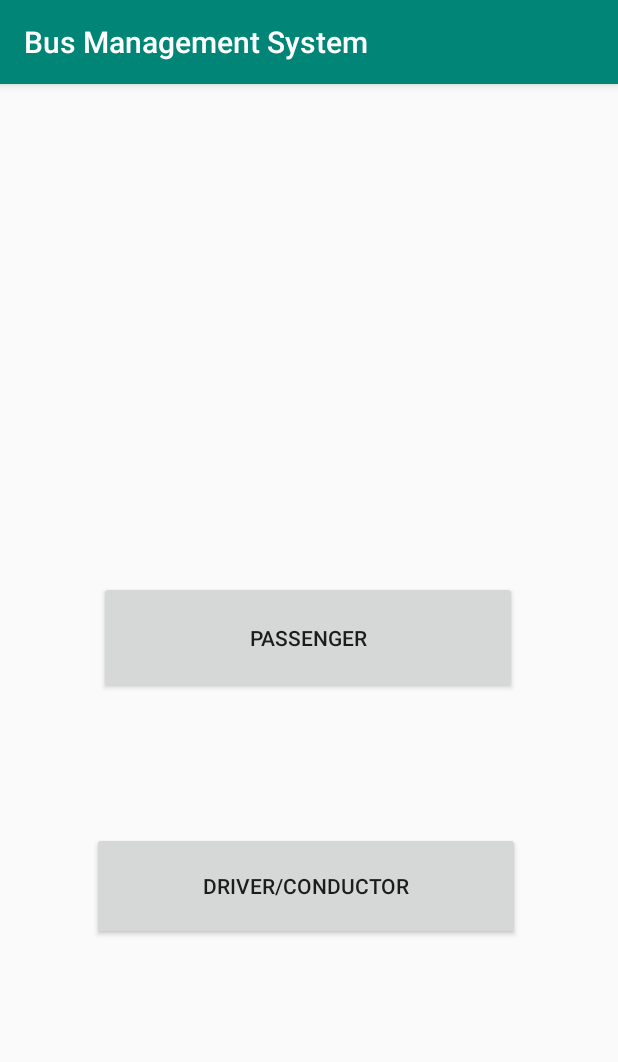
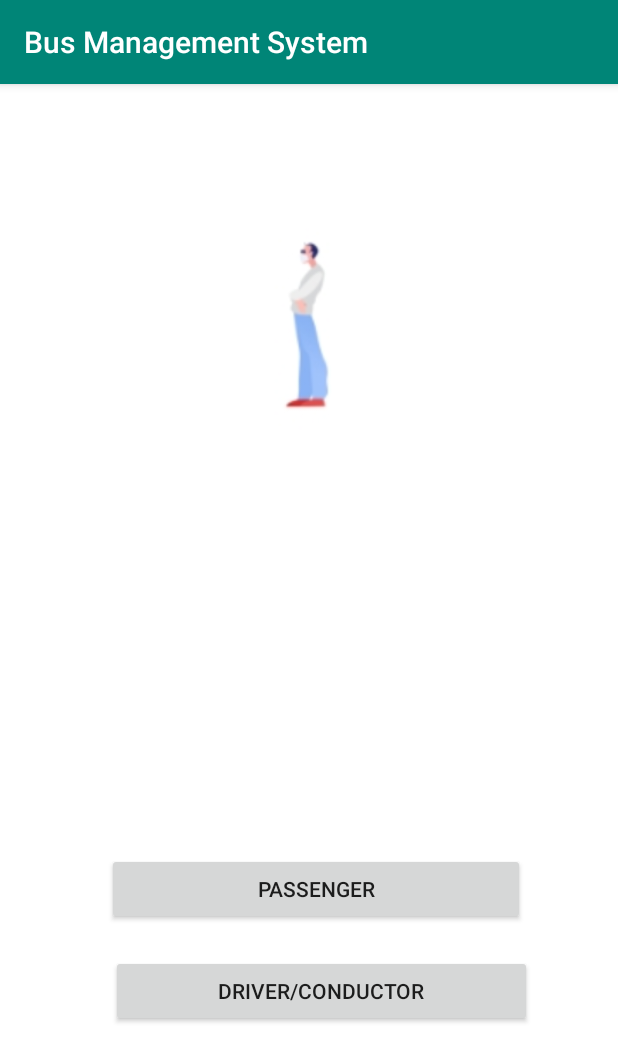
Before and after one commit to dinu97/Bus-Tracking-System, an Android app: the screen it shows after launch (MainActivity), on a phone screen of 412 x 824 dp. Shown: the top 1062 px of the screen. Run offline under Robolectric (Android 15) with nearby library versions, the phone set to English and light mode, and no system bars.

Commit message:
initial commit

```diff
--- a/app/src/main/res/layout/activity_main.xml
+++ b/app/src/main/res/layout/activity_main.xml
@@ -4,37 +4,56 @@
     xmlns:tools="http://schemas.android.com/tools"
     android:layout_width="match_parent"
     android:layout_height="match_parent"
+
+
+    android:background="@drawable/icon2"
     tools:context=".MainActivity">
 
     <Button
         android:id="@+id/btn_pssenger"
-        android:layout_width="wrap_content"
-        android:layout_height="75dp"
+        android:layout_width="278dp"
+        android:layout_height="wrap_content"
         android:layout_alignParentStart="true"
         android:layout_alignParentLeft="true"
         android:layout_alignParentEnd="true"
         android:layout_alignParentRight="true"
         android:layout_alignParentBottom="true"
-        android:layout_marginStart="66dp"
-        android:layout_marginLeft="66dp"
-        android:layout_marginEnd="67dp"
-        android:layout_marginRight="67dp"
-        android:layout_marginBottom="361dp"
-        android:text="PASSENGER" />
+        android:layout_marginStart="71dp"
+        android:layout_marginLeft="71dp"
+        android:layout_marginEnd="62dp"
+        android:layout_marginRight="62dp"
+        android:layout_marginBottom="207dp"
+        android:text="PASSENGER"
+        android:visibility="visible"
+        app:layout_constraintBottom_toBottomOf="parent"
+        app:layout_constraintEnd_toEndOf="parent"
+        app:layout_constraintStart_toStartOf="parent"
+        app:layout_constraintTop_toTopOf="parent"
+        app:layout_constraintVertical_bias="0.439"
+        tools:visibility="visible" />
 
     <Button
         android:id="@+id/btn_driver"
-        android:layout_width="wrap_content"
-        android:layout_height="72dp"
+        android:layout_width="281dp"
+        android:layout_height="wrap_content"
         android:layout_alignParentStart="true"
         android:layout_alignParentLeft="true"
         android:layout_alignParentEnd="true"
         android:layout_alignParentRight="true"
         android:layout_alignParentBottom="true"
-        android:layout_marginStart="61dp"
-        android:layout_marginLeft="61dp"
-        android:layout_marginEnd="65dp"
-        android:layout_marginRight="65dp"
-        android:layout_marginBottom="197dp"
-        android:text="DRIVER/CONDUCTOR" />
+        android:layout_marginStart="74dp"
+        android:layout_marginLeft="74dp"
+        android:layout_marginEnd="57dp"
+        android:layout_marginRight="57dp"
+        android:layout_marginBottom="139dp"
+        android:text="DRIVER/CONDUCTOR"
+        android:visibility="visible"
+        app:layout_constraintBottom_toBottomOf="parent"
+        app:layout_constraintEnd_toEndOf="parent"
+        app:layout_constraintHorizontal_bias="0.781"
+        app:layout_constraintStart_toStartOf="parent"
+        app:layout_constraintTop_toTopOf="parent"
+        app:layout_constraintVertical_bias="1.0"
+        tools:visibility="visible" />
+
 </RelativeLayout>
--- a/app/src/main/res/layout/activity_register.xml
+++ b/app/src/main/res/layout/activity_register.xml
@@ -9,6 +9,7 @@
     <RelativeLayout
         android:layout_width="match_parent"
         android:layout_height="match_parent"
+        android:background="@drawable/icon3"
         tools:context=".Register">
 
         <EditText
```
Also changed, not shown: app/src/main/res/layout/activity_home_page.xml (+11 -10 lines), app/src/main/res/layout/activity_login.xml (+15 -14 lines), app/src/main/res/drawable/icon1.jpg (added), app/src/main/res/drawable/icon2.jpg (added), app/src/main/res/drawable/icon3.jpg (added).
